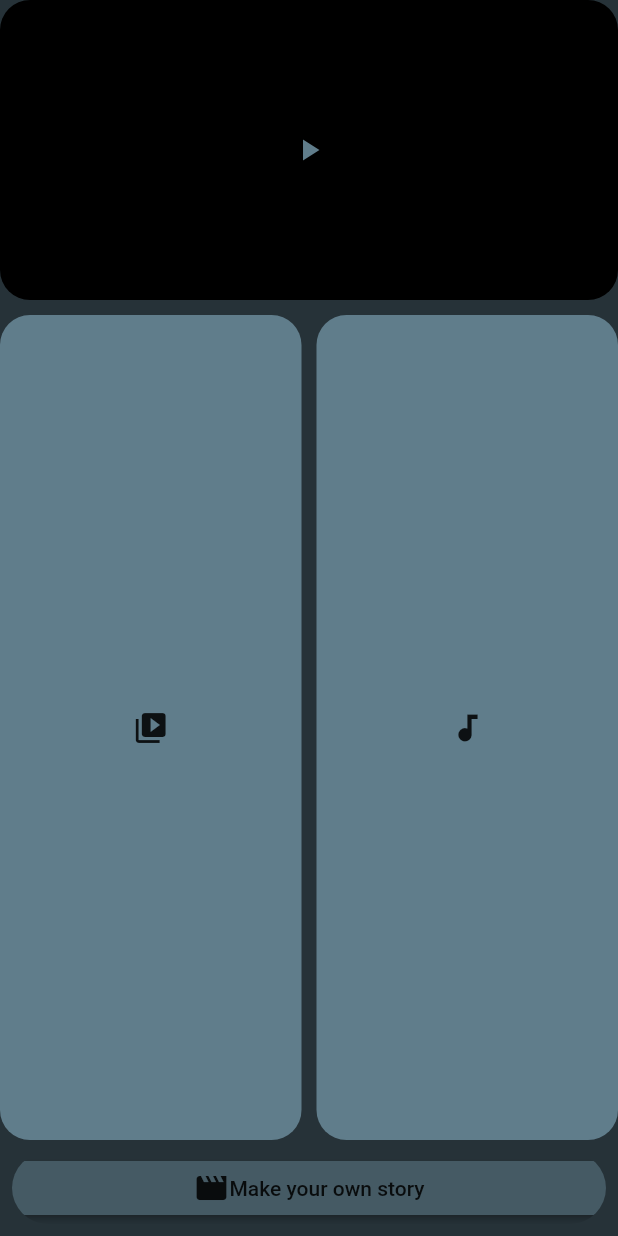
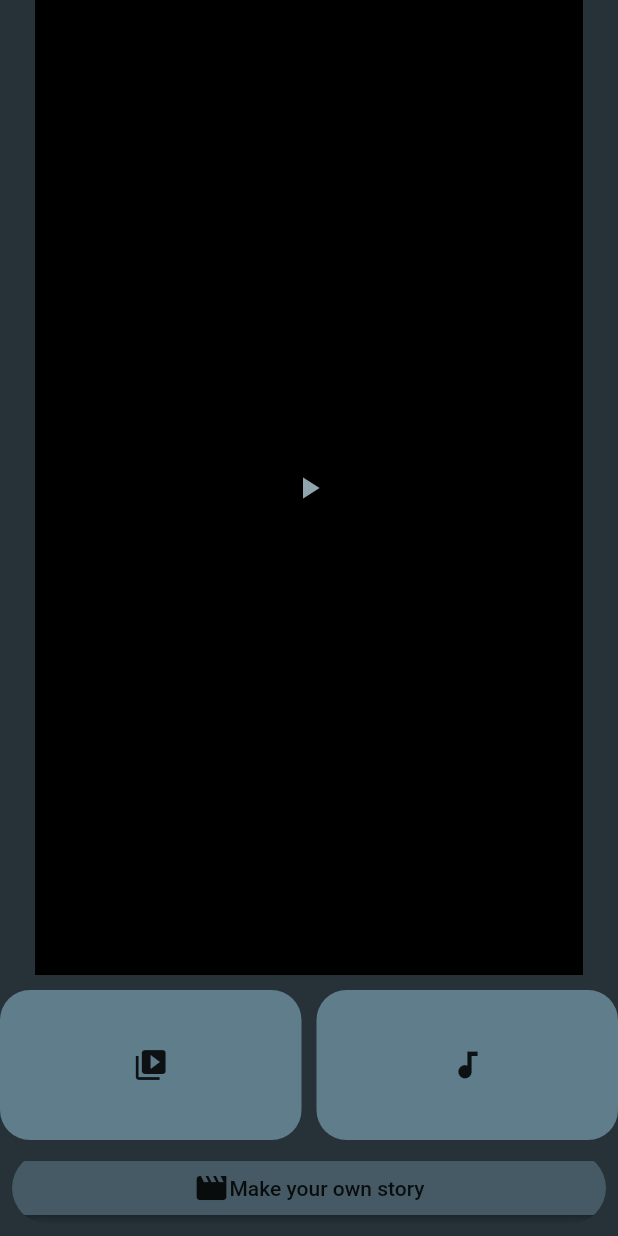
Before and after one commit to Nexer8/story_maker, a Flutter app: the screen it shows after launch, after a tap on "Make your own story", on a phone screen of 412 x 824 dp. Run offline on Flutter 3.47's test engine with Material 2 defaults, Android fonts, the phone set to English and light mode, and no system bars; our stand-ins replace file_picker, video_player; missing offline and left inert: export_video_frame, flutter_ffmpeg.

Commit message:
Splitted components from main screen

```diff
--- /dev/null
+++ b/lib/components/audio_loader.dart
@@ -0,0 +1,37 @@
+import 'dart:io';
+
+import 'package:flutter/cupertino.dart';
+import 'package:flutter/material.dart';
+import 'package:provider/provider.dart';
+import 'package:storymaker/services/audio_processor.dart';
+import 'package:storymaker/utilities/files_picker.dart';
+
+class AudioLoader extends StatelessWidget {
+  @override
+  Widget build(BuildContext context) {
+    final audioProcessor = Provider.of<AudioProcessor>(context);
+
+    return Expanded(
+      child: InkWell(
+        onTap: () async {
+          print('Audio button was pressed');
+          File audio = await FilesPicker.pickAudioFromDevice();
+
+          if (audio != null) {
+            audioProcessor.audio = audio;
+          }
+          // setState(() {});
+        },
+        child: Container(
+          decoration: BoxDecoration(
+            color: Colors.blueGrey,
+            borderRadius: BorderRadius.circular(20.0),
+          ),
+          height: double.infinity,
+          width: double.infinity,
+          child: Icon(Icons.audiotrack),
+        ),
+      ),
+    );
+  }
+}
--- /dev/null
+++ b/lib/components/make_story_button.dart
@@ -0,0 +1,50 @@
+import 'package:flutter/cupertino.dart';
+import 'package:flutter/material.dart';
+import 'package:provider/provider.dart';
+import 'package:storymaker/services/audio_processor.dart';
+import 'package:storymaker/services/general_processor.dart';
+import 'package:storymaker/services/video_processor.dart';
+
+class MakeStoryButton extends StatelessWidget {
+  @override
+  Widget build(BuildContext context) {
+    final audioProcessor = Provider.of<AudioProcessor>(context);
+    final videoProcessor = Provider.of<VideoProcessor>(context);
+    final generalStoryProcessor = Provider.of<GeneralStoryProcessor>(context);
+
+    return Padding(
+      padding: const EdgeInsets.all(8.0),
+      child: ClipRRect(
+        borderRadius: BorderRadius.circular(50.0),
+        child: MaterialButton(
+          onPressed: () async {
+            print("Create story button has been pressed");
+
+            if (videoProcessor != null) {
+              generalStoryProcessor.videoProcessor = videoProcessor;
+
+              if (audioProcessor != null) {
+                generalStoryProcessor.audioProcessor = audioProcessor;
+              }
+              print('General story processor has been created!');
+
+              await generalStoryProcessor.testFunction();
+            } else {
+              print('No processor created');
+            }
+          },
+          child: Container(
+            child: Row(
+              mainAxisAlignment: MainAxisAlignment.center,
+              children: [
+                Icon(Icons.movie_creation),
+                Text('Make your own story'),
+              ],
+            ),
+          ),
+          color: Colors.blueGrey[700],
+        ),
+      ),
+    );
+  }
+}
--- /dev/null
+++ b/lib/components/video_loader.dart
@@ -0,0 +1,39 @@
+import 'dart:io';
+
+import 'package:flutter/cupertino.dart';
+import 'package:flutter/material.dart';
+import 'package:provider/provider.dart';
+import 'package:storymaker/services/video_processor.dart';
+import 'package:storymaker/utilities/files_picker.dart';
+
+class VideoLoader extends StatelessWidget {
+  @override
+  Widget build(BuildContext context) {
+    final videoProcessor = Provider.of<VideoProcessor>(context);
+
+    return Expanded(
+      child: InkWell(
+        onTap: () async {
+          print('Video button was pressed');
+          List<File> videos = await FilesPicker.pickVideosFromGallery();
+
+          if (videos != null) {
+            print('\nVideos: $videos');
+            videoProcessor.videos = videos;
+          }
+
+          // setState(() {});
+        },
+        child: Container(
+          decoration: BoxDecoration(
+            color: Colors.blueGrey,
+            borderRadius: BorderRadius.circular(20.0),
+          ),
+          height: double.infinity,
+          width: double.infinity,
+          child: Icon(Icons.video_library),
+        ),
+      ),
+    );
+  }
+}
--- /dev/null
+++ b/lib/components/video_player.dart
@@ -0,0 +1,74 @@
+import 'dart:io';
+
+import 'package:flutter/cupertino.dart';
+import 'package:flutter/material.dart';
+import 'package:storymaker/services/general_processor.dart';
+import 'package:video_player/video_player.dart';
+
+class MyVideoPlayer extends StatefulWidget {
+  final GeneralStoryProcessor generalStoryProcessor;
+
+  MyVideoPlayer(this.generalStoryProcessor);
+
+  @override
+  VideoState createState() => VideoState();
+}
+
+class VideoState extends State<MyVideoPlayer> {
+  VideoPlayerController playerController;
+  VoidCallback listener;
+
+  @override
+  void initState() {
+    super.initState();
+    listener = () {
+      setState(() {});
+    };
+  }
+
+  void loadVideo(File video) {
+    print('Trying to load a video!!!');
+    print('Processed clip path: ${video.path}');
+    if (video.existsSync()) {
+      playerController = VideoPlayerController.file(video)
+        ..addListener(listener)
+        ..setVolume(1.0)
+        ..initialize();
+
+      print('Video loaded!');
+    }
+  }
+
+  @override
+  Widget build(BuildContext context) {
+    return Expanded(
+      child: InkWell(
+        onTap: () {
+          if (widget.generalStoryProcessor != null) {
+            loadVideo(widget.generalStoryProcessor.processedClip);
+            playerController.play();
+          } else {
+            print('No instance of generalStoryProcessor found!!!');
+          }
+        },
+        child: Container(
+          child: AspectRatio(
+            aspectRatio: 9 / 16,
+            child: playerController != null
+                ? VideoPlayer(playerController)
+                : Ink(
+                    color: Colors.blueGrey,
+                    child: Container(
+                      height: 250.0,
+                      width: double.infinity,
+                      color: Colors.black,
+                      child:
+                          Icon(Icons.play_arrow, color: Colors.blueGrey[300]),
+                    ),
+                  ),
+          ),
+        ),
+      ),
+    );
+  }
+}
--- a/lib/main.dart
+++ b/lib/main.dart
@@ -1,19 +1,46 @@
+import 'dart:io';
+
 import 'package:flutter/cupertino.dart';
 import 'package:flutter/material.dart';
+import 'package:path_provider/path_provider.dart';
+import 'package:provider/provider.dart';
 import 'package:storymaker/screens/main_screen.dart';
+import 'package:storymaker/services/audio_processor.dart';
+import 'package:storymaker/services/general_processor.dart';
+import 'package:storymaker/services/video_processor.dart';
 
-void main() {
-  runApp(StoryMaker());
+void main() async {
+  WidgetsFlutterBinding.ensureInitialized();
+  final Directory appDocumentDir = await getApplicationDocumentsDirectory();
+
+  runApp(StoryMaker(appDocumentDir.path));
 }
 
 class StoryMaker extends StatelessWidget {
+  final String rawDocumentPath;
+
+  StoryMaker(this.rawDocumentPath);
+
   @override
   Widget build(BuildContext context) {
-    return MaterialApp(
-      initialRoute: MainScreen.id,
-      routes: {
-        MainScreen.id: (context) => MainScreen(),
-      },
+    return MultiProvider(
+      providers: [
+        ChangeNotifierProvider.value(
+          value: VideoProcessor(rawDocumentPath: rawDocumentPath),
+        ),
+        ChangeNotifierProvider.value(
+          value: AudioProcessor(rawDocumentPath: rawDocumentPath),
+        ),
+        ChangeNotifierProvider.value(
+          value: GeneralStoryProcessor(),
+        ),
+      ],
+      child: MaterialApp(
+        initialRoute: MainScreen.id,
+        routes: {
+          MainScreen.id: (context) => MainScreen(),
+        },
+      ),
     );
   }
 }
--- a/lib/screens/main_screen.dart
+++ b/lib/screens/main_screen.dart
@@ -1,159 +1,43 @@
-import 'dart:io';
-
 import 'package:flutter/cupertino.dart';
 import 'package:flutter/material.dart';
 import 'package:flutter/widgets.dart';
-import 'package:path_provider/path_provider.dart';
-import 'package:storymaker/services/audio_processor.dart';
+import 'package:provider/provider.dart';
+import 'package:storymaker/components/audio_loader.dart';
+import 'package:storymaker/components/make_story_button.dart';
+import 'package:storymaker/components/video_loader.dart';
+import 'package:storymaker/components/video_player.dart';
 import 'package:storymaker/services/general_processor.dart';
-import 'package:storymaker/services/video_processor.dart';
 import 'package:storymaker/utilities/constants/screen_ids.dart';
-import 'package:storymaker/utilities/files_picker.dart';
 
-class MainScreen extends StatefulWidget {
+class MainScreen extends StatelessWidget {
   static const String id = mainScreenId;
 
   @override
-  _MainScreenState createState() => _MainScreenState();
-}
+  Widget build(BuildContext context) {
+    final generalStoryProcessor = Provider.of<GeneralStoryProcessor>(context);
 
-class _MainScreenState extends State<MainScreen> {
-  GeneralStoryProcessor generalStoryProcessor;
-  AudioProcessor audioProcessor;
-  VideoProcessor videoProcessor;
-
-  // void _incrementCounter() {
-  //   setState(() {});
-  // }
-
-  @override
-  Widget build(BuildContext context) {
     return Scaffold(
       backgroundColor: Colors.blueGrey[900],
       body: SafeArea(
         child: Column(
           children: <Widget>[
-            InkWell(
-              onTap: () {}, // TODO: Implement player
-              child: Ink(
-                child: ClipRRect(
-                  borderRadius: BorderRadius.circular(20.0),
-                  child: Container(
-                    height: 200.0,
-                    width: double.infinity,
-                    color: Colors.black,
-                    child: Icon(
-                      Icons.play_arrow,
-                      color: Colors.blueGrey,
-                    ),
-                  ),
-                ),
-              ),
-            ),
+            MyVideoPlayer(generalStoryProcessor),
             SizedBox(
               height: 10.0,
             ),
-            Expanded(
-              child: Container(
+            Container(
+              height: 100.0,
               child: Row(
                 children: <Widget>[
-                    Expanded(
-                      child: InkWell(
-                        onTap: () async {
-                          print('Video button was pressed');
-                          List<File> videos =
-                              await FilesPicker.pickVideosFromGallery();
-
-                          if (videos != null) {
-                            final Directory appDocumentDir =
-                                await getApplicationDocumentsDirectory();
-
-                            print('\nVideos: ');
-                            print(videos);
-                            videoProcessor = VideoProcessor(
-                                videos: videos,
-                                rawDocumentPath: appDocumentDir.path);
-                          }
-                        },
-                        child: Ink(
-                          child: Container(
-                            decoration: BoxDecoration(
-                              color: Colors.blueGrey,
-                              borderRadius: BorderRadius.circular(20.0),
-                            ),
-                            height: double.infinity,
-                            width: double.infinity,
-                            child: Icon(Icons.video_library),
-                          ),
-                        ),
-                      ),
-                    ),
+                  VideoLoader(),
                   SizedBox(
                     width: 10.0,
                   ),
-                    Expanded(
-                      child: InkWell(
-                        onTap: () async {
-                          print('Audio button was pressed');
-                          File audio = await FilesPicker.pickAudioFromDevice();
-
-                          if (audio != null) {
-                            final Directory appDocumentDir =
-                                await getApplicationDocumentsDirectory();
-                            audioProcessor = AudioProcessor(
-                                audio: audio,
-                                rawDocumentPath: appDocumentDir.path);
-                          }
-                        },
-                        child: Ink(
-                          child: Container(
-                            decoration: BoxDecoration(
-                              color: Colors.blueGrey,
-                              borderRadius: BorderRadius.circular(20.0),
-                            ),
-                            height: double.infinity,
-                            width: double.infinity,
-                            child: Icon(Icons.audiotrack),
-                          ),
-                        ),
-                      ),
-                    ),
+                  AudioLoader(),
                 ],
               ),
             ),
-            ),
-            Padding(
-              padding: const EdgeInsets.all(8.0),
-              child: ClipRRect(
-                borderRadius: BorderRadius.circular(50.0),
-                child: MaterialButton(
-                  onPressed: () async {
-                    print("Create story button has been pressed");
-
-                    if (videoProcessor != null) {
-                      generalStoryProcessor = GeneralStoryProcessor(
-                          this.audioProcessor = audioProcessor,
-                          this.videoProcessor = videoProcessor);
-                      print('General story processor has been created!');
-
-                      await generalStoryProcessor.testFunction();
-                    } else {
-                      print('No processor created');
-                    }
-                  },
-                  child: Container(
-                    child: Row(
-                      mainAxisAlignment: MainAxisAlignment.center,
-                      children: [
-                        Icon(Icons.movie_creation),
-                        Text('Make your own story'),
-                      ],
-                    ),
-                  ),
-                  color: Colors.blueGrey[700],
-                ),
-              ),
-            ),
+            MakeStoryButton(),
           ],
         ),
       ),
--- a/lib/services/audio_processor.dart
+++ b/lib/services/audio_processor.dart
@@ -4,10 +4,16 @@ import 'package:storymaker/services/file_processor.dart';
 import 'package:storymaker/utilities/constants/error_codes.dart';
 
 class AudioProcessor extends FileProcessor {
-  static int outputId = 0;
-  File audio;
+  File _audio;
 
-  AudioProcessor({this.audio, String rawDocumentPath})
+  File get audio => _audio;
+
+  set audio(File audio) {
+    _audio = audio;
+    notifyListeners();
+  }
+
+  AudioProcessor({String rawDocumentPath})
       : super(rawDocumentPath: rawDocumentPath);
 
   int getBpmFromAudio(File audio) {
--- a/lib/services/general_processor.dart
+++ b/lib/services/general_processor.dart
@@ -1,13 +1,36 @@
 import 'dart:io';
 
+import 'package:flutter/foundation.dart';
+import 'package:flutter_ffmpeg/flutter_ffmpeg.dart';
 import 'package:storymaker/services/audio_processor.dart';
 import 'package:storymaker/services/file_processor.dart';
 import 'package:storymaker/services/video_processor.dart';
 
-class GeneralStoryProcessor {
-  final AudioProcessor _audioProcessor;
-  final VideoProcessor _videoProcessor;
-  File processedClip;
+class GeneralStoryProcessor extends ChangeNotifier {
+  AudioProcessor _audioProcessor;
+  VideoProcessor _videoProcessor;
+  File _processedClip;
+
+  AudioProcessor get audioProcessor => _audioProcessor;
+
+  set audioProcessor(AudioProcessor audioProcessor) {
+    _audioProcessor = audioProcessor;
+    notifyListeners();
+  }
+
+  VideoProcessor get videoProcessor => _videoProcessor;
+
+  set videoProcessor(VideoProcessor videoProcessor) {
+    _videoProcessor = videoProcessor;
+    notifyListeners();
+  }
+
+  File get processedClip => _processedClip;
+
+  set processedClip(File processedClip) {
+    _processedClip = processedClip;
+    notifyListeners();
+  }
 
   GeneralStoryProcessor([this._audioProcessor, this._videoProcessor]);
 
@@ -25,40 +48,46 @@ class GeneralStoryProcessor {
   }
 
   Future<void> testFunction() async {
-    print('\nProcessing videos!');
+    FlutterFFmpegConfig flutterFFmpegConfig = FlutterFFmpegConfig();
+    flutterFFmpegConfig.disableLogs();
+
+    print('\nPROCESSING VIDEOS!');
     processedClip = await _videoProcessor.joinVideos(
         _videoProcessor.videos.first, _videoProcessor.videos.last);
-    print('Processed clip info: $processedClip');
+    print('\nPROCESSED CLIP INFO: $processedClip');
 
     print(
-        '\nDuration here: ${await _videoProcessor.getDuration(processedClip)}');
+        '\nJOINED VIDEOS DURATION: ${await _videoProcessor.getDuration(processedClip)}');
 
-    print('Frame rate: ${await _videoProcessor.getFrameRate(processedClip)}');
-
-    int number = 0;
-    for (var image in await _videoProcessor.getFramesFromVideo(processedClip)) {
-      print(image);
-      number++;
-    }
-    print("Number of frames: $number!!!");
+    print('\nFRAME RATE: ${await _videoProcessor.getFrameRate(processedClip)}');
+    // int number = 0;
+    // for (var image in await _videoProcessor.getFramesFromVideo(processedClip)) {
+    //   print(image);
+    //   number++;
+    // }
+    // print("\nNUMBER OF FRAMES: $number!!!");
 
     File trimmedVideo = await _videoProcessor.trim(
         processedClip, Duration(seconds: 0), Duration(seconds: 1));
     print(
-        '\nDuration after trim: ${await _videoProcessor.getDuration(trimmedVideo)}');
+        '\nDURATION AFTER TRIM: ${await _videoProcessor.getDuration(trimmedVideo)}');
 
-    print('\nProcessing audio!');
+    print('\nPROCESSING AUDIO!');
     print(
-        '\nDuration here: ${await _audioProcessor.getDuration(_audioProcessor.audio)}');
+        '\nAUDIO DURATION: ${await _audioProcessor.getDuration(_audioProcessor.audio)}');
     File trimmedAudio = await _audioProcessor.trim(
         _audioProcessor.audio, Duration(seconds: 0), Duration(seconds: 1));
     print(
-        '\nDuration after trim: ${await _audioProcessor.getDuration(trimmedAudio)}');
+        '\nTRIMMED AUDIO DURATION: ${await _audioProcessor.getDuration(trimmedAudio)}');
 
     File joinedFile = await joinAudioAndVideo(trimmedAudio, trimmedVideo);
-    print('Joined file: ${joinedFile.path}');
+    print('\nJOINED FILE: ${joinedFile.path}');
     print(
-        '\nDuration of joinedFile: ${await _videoProcessor.getDuration(joinedFile)}');
+        '\nJOINED FILE DURATION: ${await _videoProcessor.getDuration(joinedFile)}');
+
+    processedClip = joinedFile;
+
+    FileProcessor.fileCleanup();
   }
 
   Future<File> joinAudioAndVideo(File audio, File video) async {
@@ -66,6 +95,7 @@ class GeneralStoryProcessor {
       return null;
     }
 
+    File joinedVideo;
     final String outputPath =
         _videoProcessor.rawDocumentPath + "/finalOutput.mp4";
 
@@ -73,6 +103,13 @@ class GeneralStoryProcessor {
         "-y -i ${video.path} -i ${audio.path} -c:v copy -c:a aac -map 0:v:0 -map 1:a:0 $outputPath";
     int rc = await FileProcessor.flutterFFmpeg.execute(commandToExecute);
 
-    return rc == 0 ? File(outputPath) : null;
-  } // TODO: To test
+    if (rc == 0) {
+      joinedVideo = File(outputPath);
+      // FileProcessor.createdFiles.add(joinedVideo);
+
+      return joinedVideo;
+    } else {
+      return null;
+    }
+  }
 }
--- a/lib/services/video_processor.dart
+++ b/lib/services/video_processor.dart
@@ -5,11 +5,24 @@ import 'package:storymaker/services/file_processor.dart';
 import 'package:storymaker/utilities/constants/error_codes.dart';
 
 class VideoProcessor extends FileProcessor {
-  static int outputId = 0;
-  List<File> videos;
-  File finalVideo;
+  List<File> _videos;
+  File _finalVideo;
 
-  VideoProcessor({this.videos, String rawDocumentPath})
+  List<File> get videos => _videos;
+
+  set videos(List<File> videos) {
+    _videos = videos;
+    notifyListeners();
+  }
+
+  File get finalVideo => _finalVideo;
+
+  set finalVideo(File finalVideo) {
+    _finalVideo = finalVideo;
+    notifyListeners();
+  }
+
+  VideoProcessor({String rawDocumentPath})
       : super(rawDocumentPath: rawDocumentPath);
 
   Future<File> joinVideos(File firstVideo, File secondVideo) async {
@@ -17,15 +30,23 @@ class VideoProcessor extends FileProcessor {
       return null;
     }
 
-    final String outputPath = rawDocumentPath + "/output${outputId++}.mp4";
+    File joinedVideo;
+    final String outputPath =
+        rawDocumentPath + "/output${FileProcessor.outputId++}.mp4";
     final String commandToExecute =
         "-i ${firstVideo.path} -i ${secondVideo.path} -filter_complex '[0:0][1:0]concat=n=2:v=1:a=0[out]' -r ntsc-film -map '[out]' " +
             outputPath;
 
-    int rc =
-        await FileProcessor.flutterFFmpeg.execute(commandToExecute);
+    int rc = await FileProcessor.flutterFFmpeg.execute(commandToExecute);
 
-    return rc == 0 ? File(outputPath) : null;
+    if (rc == 0) {
+      joinedVideo = File(outputPath);
+      FileProcessor.createdFiles.add(joinedVideo);
+
+      return joinedVideo;
+    } else {
+      return null;
+    }
   }
 
   Future<int> getFrameRate(File video) async {
@@ -34,8 +55,8 @@ class VideoProcessor extends FileProcessor {
     }
 
     int frameRate;
-    Map info = await FileProcessor.flutterFFprobe
-        .getMediaInformation(video.path);
+    Map info =
+        await FileProcessor.flutterFFprobe.getMediaInformation(video.path);
 
     if (info['streams'] != null) {
       final streamsInfoArray = info['streams'];
@@ -57,11 +78,11 @@ class VideoProcessor extends FileProcessor {
       return null;
     }
 
-    return await ExportVideoFrame.exportImage(
-        video.path,
-        (await getDuration(video)).inSeconds *
-            await getFrameRate(video),
-        1);
+    List<File> frames = await ExportVideoFrame.exportImage(video.path,
+        (await getDuration(video)).inSeconds * await getFrameRate(video), 1);
+    FileProcessor.createdFiles.addAll(frames);
+
+    return frames;
   }
 
   double calculateDifferenceBetweenFrames(File firstImage, File secondImage) {
--- a/lib/utilities/files_picker.dart
+++ b/lib/utilities/files_picker.dart
@@ -19,6 +19,10 @@ class FilesPicker {
     FilePickerResult filePickerResult =
         await FilePicker.platform.pickFiles(type: FileType.audio);
 
-    return File(filePickerResult.files.first.path);
+    if (filePickerResult != null) {
+      return File(filePickerResult.files.first.path);
+    } else {
+      return null;
+    }
   }
 }
--- a/pubspec.yaml
+++ b/pubspec.yaml
@@ -35,6 +35,9 @@ dependencies:
   export_video_frame: ^0.0.5+4
   mockito: ^4.1.1
   mime: ^0.9.7
+  image: ^2.1.14
+  provider: ^4.3.2+2
+  neeko: ^0.0.10
 
 dev_dependencies:
   flutter_test:
```
Also changed, not shown: lib/services/file_processor.dart (+23 -3 lines), pubspec.lock. Lines whose indentation alone changed are shown as unchanged.
